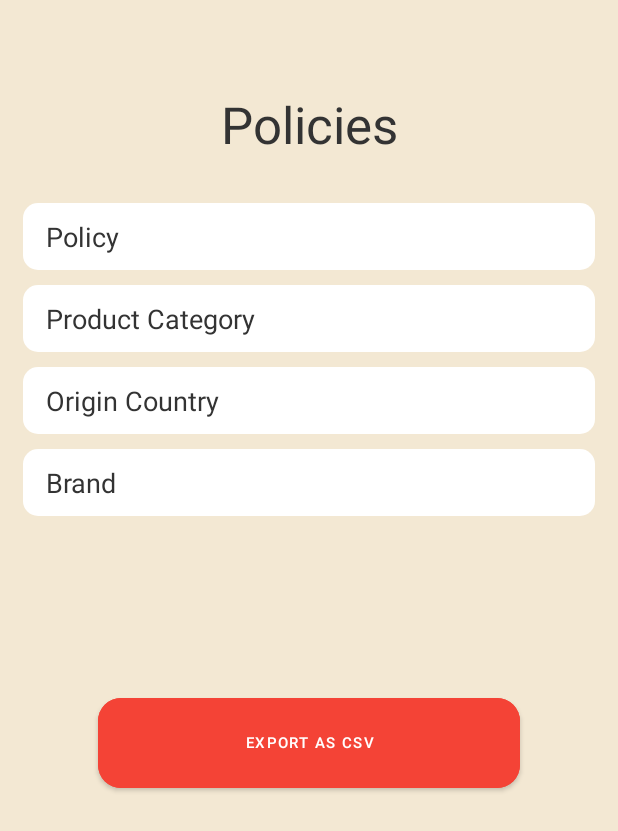
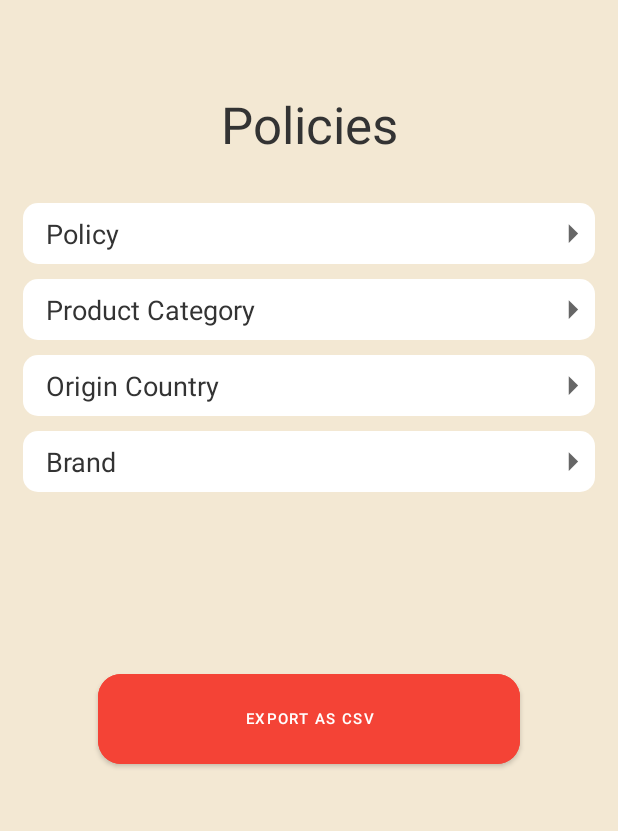
Before and after one commit to gashig007/Calculater, an Android app: the SecondActivity screen opened directly, with no data from a screen before it, on a phone screen of 412 x 824 dp. Shown: the top 831 px of the screen. Run offline under Robolectric (Android 15) with nearby library versions, the phone set to English and light mode, and no system bars.

Commit message:
set commit

```diff
--- /dev/null
+++ b/app/src/main/res/drawable/ic_arrow_right.xml
@@ -0,0 +1,10 @@
+<vector xmlns:android="http://schemas.android.com/apk/res/android"
+    android:width="30dp"
+    android:height="30dp"
+    android:viewportWidth="24"
+    android:viewportHeight="24"
+    android:tint="?attr/colorControlNormal">
+  <path
+      android:fillColor="@android:color/white"
+      android:pathData="M10,17l5,-5 -5,-5v10z"/>
+</vector>
--- a/app/src/main/res/layout/activity_second.xml
+++ b/app/src/main/res/layout/activity_second.xml
@@ -20,9 +20,10 @@
         android:layout_marginTop="60dp"/>
 
     <EditText
+        android:drawableEnd="@drawable/ic_arrow_right"
         android:background="@drawable/background"
-        android:paddingTop="10dp"
-        android:paddingBottom="10dp"
+        android:paddingTop="5dp"
+        android:paddingBottom="5dp"
         android:paddingStart="15dp"
         android:id="@+id/policy"
         android:layout_width="match_parent"
@@ -34,9 +35,10 @@
         android:layout_marginHorizontal="15dp"/>
 
     <EditText
+        android:drawableEnd="@drawable/ic_arrow_right"
         android:background="@drawable/background"
-        android:paddingTop="10dp"
-        android:paddingBottom="10dp"
+        android:paddingTop="5dp"
+        android:paddingBottom="5dp"
         android:paddingStart="15dp"
         android:id="@+id/product_category"
         android:layout_width="match_parent"
@@ -48,10 +50,10 @@
         android:layout_marginHorizontal="15dp"/>
 
     <EditText
-
+        android:drawableEnd="@drawable/ic_arrow_right"
         android:background="@drawable/background"
-        android:paddingTop="10dp"
-        android:paddingBottom="10dp"
+        android:paddingTop="5dp"
+        android:paddingBottom="5dp"
         android:paddingStart="15dp"
         android:id="@+id/origin_country"
         android:layout_width="match_parent"
@@ -63,9 +65,10 @@
         android:layout_marginHorizontal="15dp"/>
 
     <EditText
+        android:drawableEnd="@drawable/ic_arrow_right"
         android:background="@drawable/background"
-        android:paddingTop="10dp"
-        android:paddingBottom="10dp"
+        android:paddingTop="5dp"
+        android:paddingBottom="5dp"
         android:paddingStart="15dp"
         android:id="@+id/brand"
         android:layout_width="match_parent"
@@ -102,4 +105,5 @@
         android:layout_marginTop="20dp"/>
 
 
+
 </androidx.constraintlayout.widget.ConstraintLayout>
```
